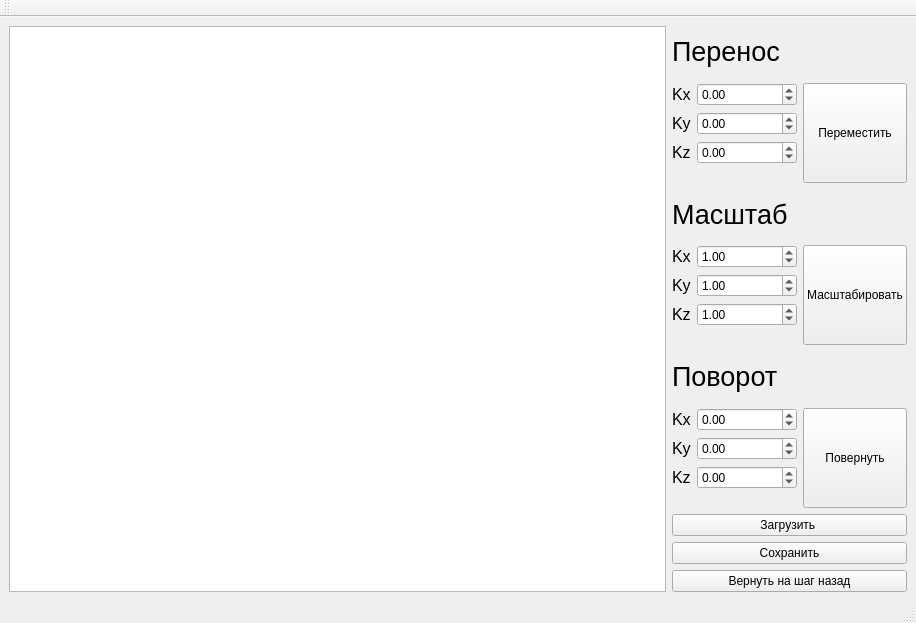
Above: mainwindow.ui from needsomesleeptd/OOP before the change. Below: the same form after it.
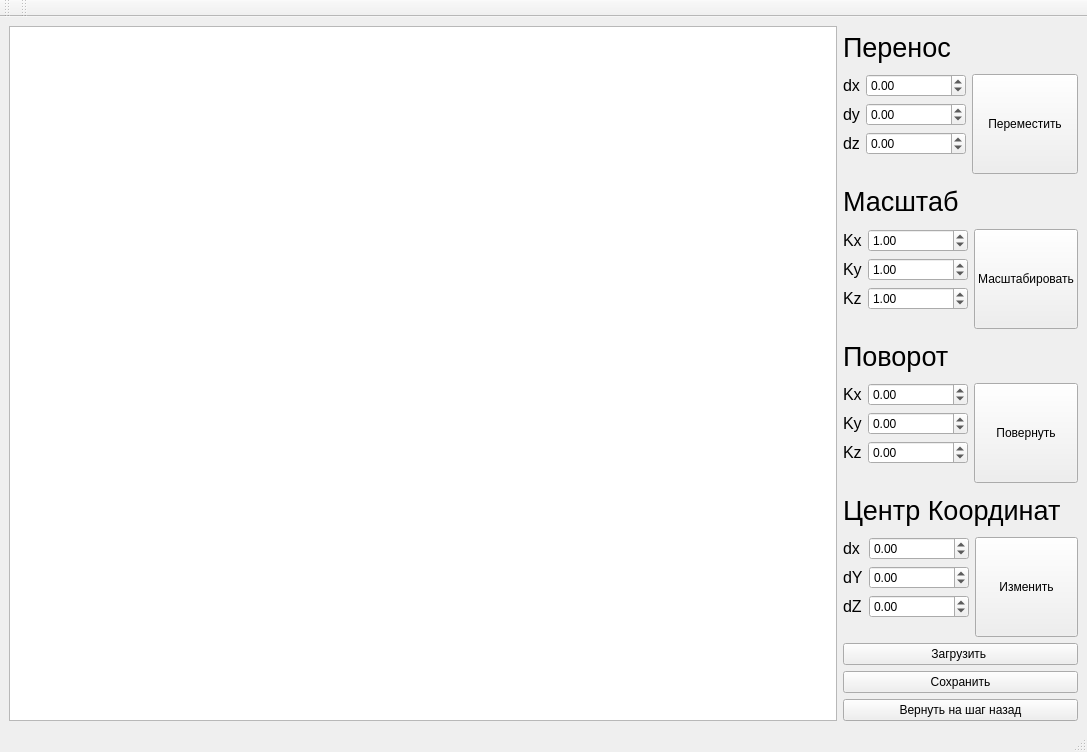
That is the form after the change.

Commit message: added center tracking

```diff
--- a/mainwindow.ui
+++ b/mainwindow.ui
@@ -6,8 +6,8 @@
    <rect>
     <x>0</x>
     <y>0</y>
-    <width>916</width>
-    <height>623</height>
+    <width>1087</width>
+    <height>752</height>
    </rect>
   </property>
   <property name="sizePolicy">
@@ -44,12 +44,9 @@
      <height>500</height>
     </size>
    </property>
-   <layout class="QHBoxLayout" name="horizontalLayout_5">
+   <layout class="QHBoxLayout" name="horizontalLayout_6">
     <item>
-     <layout class="QHBoxLayout" name="horizontalLayout_4">
-      <property name="rightMargin">
-       <number>0</number>
-      </property>
+     <layout class="QHBoxLayout" name="horizontalLayout_5">
       <item>
        <widget class="QGraphicsView" name="graphicsView">
         <property name="sizePolicy">
@@ -60,7 +57,7 @@
         </property>
         <property name="minimumSize">
          <size>
-          <width>500</width>
+          <width>700</width>
           <height>500</height>
          </size>
         </property>
@@ -98,7 +95,7 @@
                </font>
               </property>
               <property name="text">
-               <string>Kx</string>
+               <string>dx</string>
               </property>
              </widget>
             </item>
@@ -110,7 +107,7 @@
                </font>
               </property>
               <property name="text">
-               <string>Ky</string>
+               <string>dy</string>
               </property>
              </widget>
             </item>
@@ -122,7 +119,7 @@
                </font>
               </property>
               <property name="text">
-               <string>Kz</string>
+               <string>dz</string>
               </property>
              </widget>
             </item>
@@ -455,6 +452,138 @@
           </item>
          </layout>
         </item>
+        <item>
+         <widget class="QLabel" name="label_5">
+          <property name="sizePolicy">
+           <sizepolicy hsizetype="Minimum" vsizetype="Preferred">
+            <horstretch>0</horstretch>
+            <verstretch>0</verstretch>
+           </sizepolicy>
+          </property>
+          <property name="font">
+           <font>
+            <pointsize>20</pointsize>
+           </font>
+          </property>
+          <property name="text">
+           <string>Центр Координат</string>
+          </property>
+         </widget>
+        </item>
+        <item>
+         <layout class="QHBoxLayout" name="horizontalLayout_4">
+          <item>
+           <layout class="QFormLayout" name="formLayout_7">
+            <item row="0" column="0">
+             <widget class="QLabel" name="kxLabel_5">
+              <property name="font">
+               <font>
+                <pointsize>12</pointsize>
+               </font>
+              </property>
+              <property name="text">
+               <string>dx</string>
+              </property>
+             </widget>
+            </item>
+            <item row="1" column="0">
+             <widget class="QLabel" name="kyLabel_5">
+              <property name="font">
+               <font>
+                <pointsize>12</pointsize>
+               </font>
+              </property>
+              <property name="text">
+               <string>dY</string>
+              </property>
+             </widget>
+            </item>
+            <item row="2" column="0">
+             <widget class="QLabel" name="kzLabel_5">
+              <property name="font">
+               <font>
+                <pointsize>12</pointsize>
+               </font>
+              </property>
+              <property name="text">
+               <string>dZ</string>
+              </property>
+             </widget>
+            </item>
+            <item row="0" column="1">
+             <widget class="QDoubleSpinBox" name="center_x">
+              <property name="minimumSize">
+               <size>
+                <width>100</width>
+                <height>0</height>
+               </size>
+              </property>
+              <property name="minimum">
+               <double>-360.000000000000000</double>
+              </property>
+              <property name="maximum">
+               <double>360.000000000000000</double>
+              </property>
+              <property name="singleStep">
+               <double>5.000000000000000</double>
+              </property>
+             </widget>
+            </item>
+            <item row="1" column="1">
+             <widget class="QDoubleSpinBox" name="center_y">
+              <property name="minimumSize">
+               <size>
+                <width>100</width>
+                <height>0</height>
+               </size>
+              </property>
+              <property name="minimum">
+               <double>-360.000000000000000</double>
+              </property>
+              <property name="maximum">
+               <double>360.000000000000000</double>
+              </property>
+              <property name="singleStep">
+               <double>5.000000000000000</double>
+              </property>
+             </widget>
+            </item>
+            <item row="2" column="1">
+             <widget class="QDoubleSpinBox" name="center_z">
+              <property name="minimumSize">
+               <size>
+                <width>100</width>
+                <height>0</height>
+               </size>
+              </property>
+              <property name="minimum">
+               <double>-360.000000000000000</double>
+              </property>
+              <property name="maximum">
+               <double>360.000000000000000</double>
+              </property>
+              <property name="singleStep">
+               <double>5.000000000000000</double>
+              </property>
+             </widget>
+            </item>
+           </layout>
+          </item>
+          <item>
+           <widget class="QPushButton" name="change_center">
+            <property name="minimumSize">
+             <size>
+              <width>100</width>
+              <height>100</height>
+             </size>
+            </property>
+            <property name="text">
+             <string>Изменить</string>
+            </property>
+           </widget>
+          </item>
+         </layout>
+        </item>
         <item>
          <widget class="QPushButton" name="load_model">
           <property name="text">
@@ -510,6 +639,17 @@
     <bool>false</bool>
    </attribute>
   </widget>
+  <widget class="QToolBar" name="toolBar_2">
+   <property name="windowTitle">
+    <string>toolBar_2</string>
+   </property>
+   <attribute name="toolBarArea">
+    <enum>TopToolBarArea</enum>
+   </attribute>
+   <attribute name="toolBarBreak">
+    <bool>false</bool>
+   </attribute>
+  </widget>
  </widget>
  <resources/>
  <connections/>
```
Left out of the diff: 2 changed lines with no effect on the pictures. The commit also changes 9 other files.
